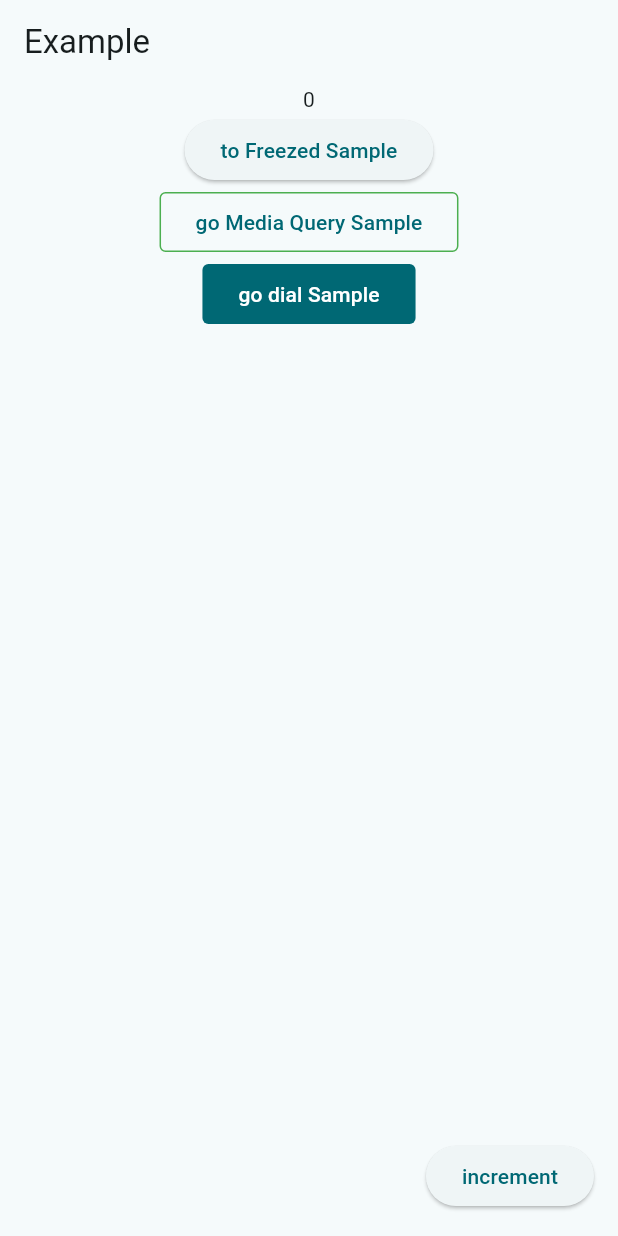
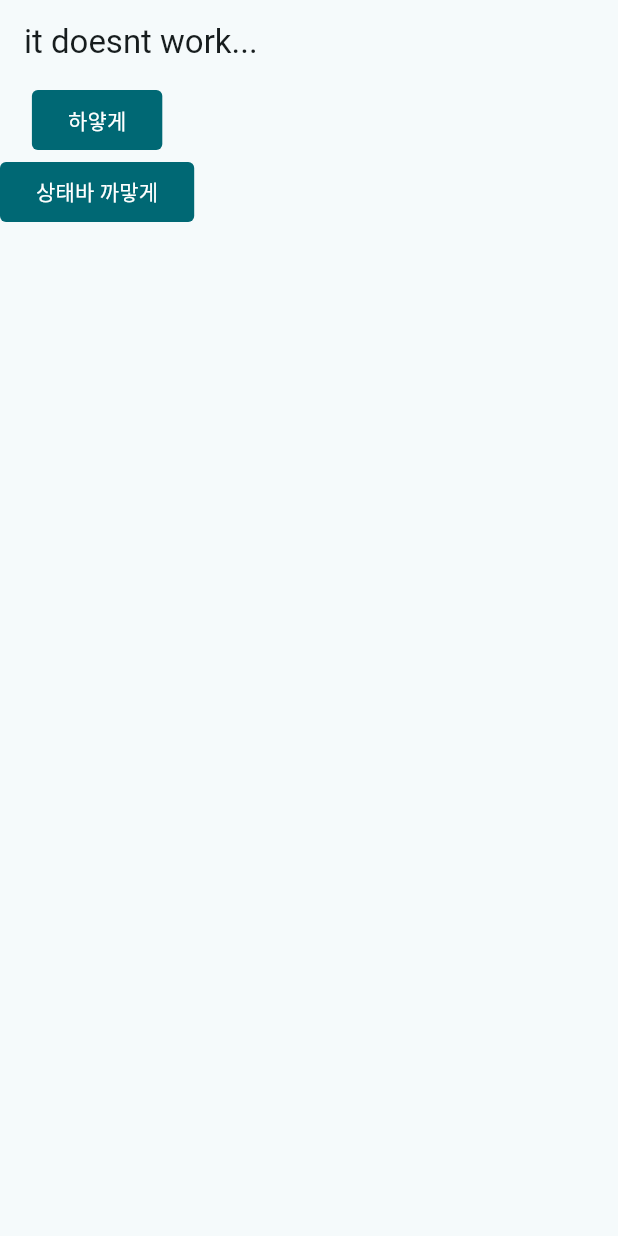
Before and after one commit to donna6355/fc_study, a Flutter app: the screen it shows after launch, on a phone screen of 412 x 824 dp. Run offline on Flutter 3.47's test engine with Material 3 defaults, Android fonts, the phone set to English and light mode, and no system bars; our stand-ins replace bloc, bloc_concurrency, equatable, flutter_bloc, flutter_riverpod, flutter_speed_dial and 3 more; missing offline and left inert: iamport_flutter.

Commit message:
[study] mysterious status bar...

```diff
--- /dev/null
+++ b/lib/status_bar_test.dart
@@ -0,0 +1,28 @@
+import 'package:flutter/material.dart';
+import 'package:flutter/services.dart';
+
+class StatusBarTest extends StatelessWidget {
+  const StatusBarTest({super.key});
+
+  @override
+  Widget build(BuildContext context) {
+    return Scaffold(
+        appBar: AppBar(title: Text('it doesnt work...')),
+        body: Column(
+          children: [
+            FilledButton(
+                onPressed: () {
+                  SystemChrome.setSystemUIOverlayStyle(
+                      SystemUiOverlayStyle.dark);
+                },
+                child: Text('하얗게')),
+            FilledButton(
+                onPressed: () {
+                  SystemChrome.setSystemUIOverlayStyle(
+                      SystemUiOverlayStyle.light);
+                },
+                child: Text('상태바 까맣게')),
+          ],
+        ));
+  }
+}
```
Also changed, not shown: lib/gorouter_sample.dart (+6 -1 lines), lib/main.dart (+9 -0 lines).
